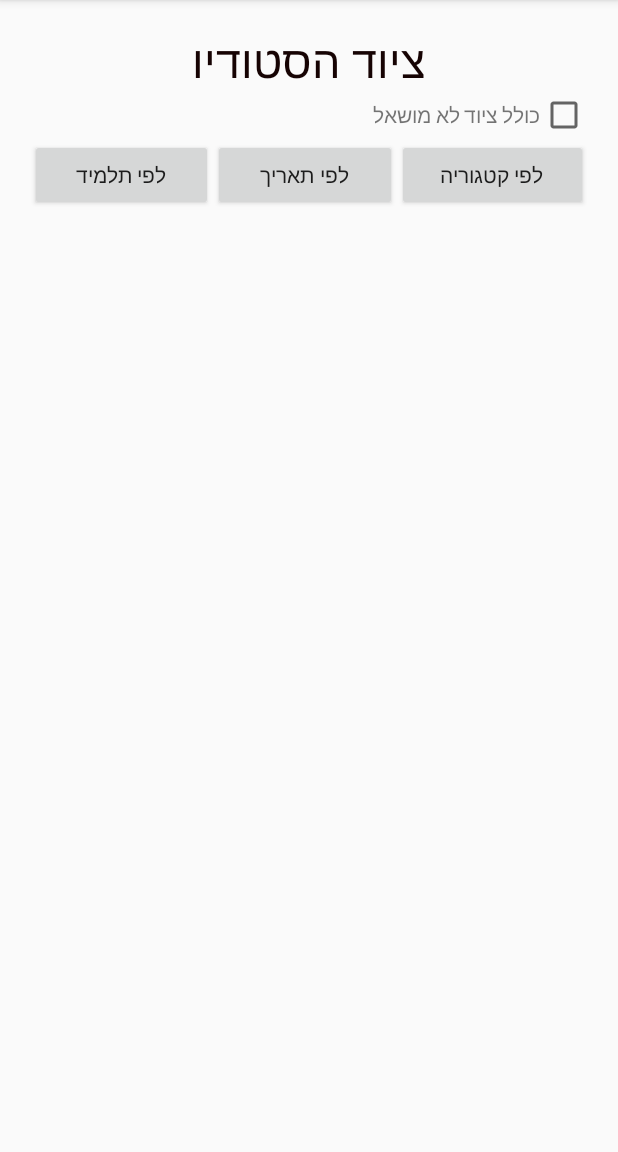
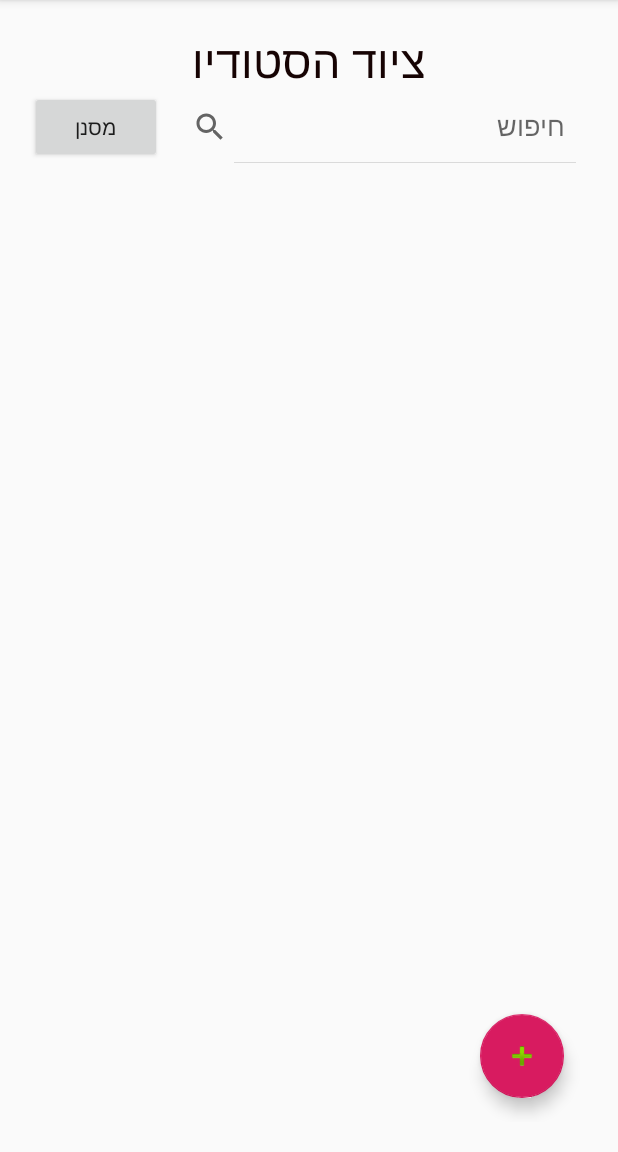
Before and after one commit to itaizelther/PhotoStudioGymnasia, an Android app: the TeachersActivity screen opened directly, with no data from a screen before it, on a phone screen of 412 x 824 dp, the part 84-1236 px from its top. Run offline under Robolectric (Android 15) with nearby library versions, the phone set to English and light mode, and no system bars; our stand-ins replace Firebase (no records; nobody signed in at launch, a user with empty details on screens opened directly).

Commit message:
Fixed teachers activity layout
- Added new file for the view list in the activity
- Added floating button and updated the list view parameters
- Made a simple data downloading process from firebase to all data

```diff
--- a/app/src/main/java/il/appclass/zelther/photostudiogymnasia/TeachersActivity.java
+++ b/app/src/main/java/il/appclass/zelther/photostudiogymnasia/TeachersActivity.java
@@ -1,13 +1,92 @@
 package il.appclass.zelther.photostudiogymnasia;
 
+import android.support.design.widget.FloatingActionButton;
 import android.support.v7.app.AppCompatActivity;
 import android.os.Bundle;
+import android.view.View;
+import android.view.ViewGroup;
+import android.view.animation.Animation;
+import android.view.animation.RotateAnimation;
+import android.widget.ArrayAdapter;
+import android.widget.ImageView;
+import android.widget.ListView;
+import android.widget.SearchView;
+import android.widget.TextView;
+
+import com.google.android.gms.tasks.OnSuccessListener;
+import com.google.firebase.firestore.DocumentSnapshot;
+import com.google.firebase.firestore.FirebaseFirestore;
+import com.google.firebase.firestore.QuerySnapshot;
+
+import java.util.ArrayList;
 
 public class TeachersActivity extends AppCompatActivity {
+
+
+    private FloatingActionButton btnAddItem;
+    private ListView lvTeachers;
+    private SearchView searchTeachers;
+    private FirebaseFirestore db;
+    private ArrayAdapter<StudioItem> listAdapater;
+    private View animLoading;
 
     @Override
     protected void onCreate(Bundle savedInstanceState) {
         super.onCreate(savedInstanceState);
         setContentView(R.layout.activity_teachers);
+
+        lvTeachers = findViewById(R.id.lvTeachers);
+        btnAddItem = findViewById(R.id.btnAddItem);
+        searchTeachers = findViewById(R.id.searchTeachers);
+        animLoading = findViewById(R.id.animLoading);
+
+        animLoadingSwitch(true);
+
+        listAdapater = new ArrayAdapter<StudioItem>(this, R.layout.listview_teachers, R.id.teacherListTitle, new ArrayList<StudioItem>()) {
+            @Override
+            public View getView(int position, View convertView, ViewGroup parent) {
+                View view = super.getView(position, convertView, parent);
+
+                StudioItem studioItem = listAdapater.getItem(position);
+                TextView textTitle = view.findViewById(R.id.teacherListTitle);
+                TextView textSubtitle = view.findViewById(R.id.teacherListSubtitle);
+                ImageView icon = view.findViewById(R.id.teacherListIcon);
+
+                textTitle.setText(studioItem.toString());
+                textSubtitle.setText("subtitle");
+                icon.setImageResource(getResources().getIdentifier(studioItem.getType(),"drawable",getPackageName()));
+                return view;
+            }
+        };
+        lvTeachers.setAdapter(listAdapater);
+
+        db = FirebaseFirestore.getInstance();
+
+        db.collection("equipment").orderBy("type").get().addOnSuccessListener(new OnSuccessListener<QuerySnapshot>() {
+            @Override
+            public void onSuccess(QuerySnapshot queryDocumentSnapshots) {
+                animLoadingSwitch(false);
+                for(DocumentSnapshot ds : queryDocumentSnapshots.getDocuments()) {
+                    listAdapater.add(ds.toObject(StudioItem.class).withId(ds.getId()));
+                }
+            }
+        });
+    }
+
+    private void animLoadingSwitch(boolean on) {
+        if(on) {
+            RotateAnimation rotateAnimation = new RotateAnimation(0,360, Animation.RELATIVE_TO_SELF,0.5f,Animation.RELATIVE_TO_SELF,0.5f);
+            rotateAnimation.setDuration(4000);
+            rotateAnimation.setRepeatCount(Animation.INFINITE);
+            animLoading.startAnimation(rotateAnimation);
+            animLoading.setVisibility(View.VISIBLE);
+        } else {
+            animLoading.clearAnimation();
+            animLoading.setVisibility(View.GONE);
+        }
+    }
+
+    public void filterButton(View v) {
+        //TODO make filter dialog
     }
 }
--- a/app/src/main/res/layout/activity_teachers.xml
+++ b/app/src/main/res/layout/activity_teachers.xml
@@ -17,53 +17,52 @@
         android:textColor="#160303" />
 
     <LinearLayout
-        android:layout_width="wrap_content"
-        android:layout_height="wrap_content"
-        android:layout_gravity="right">
-
-        <TextView
-            android:layout_width="wrap_content"
-            android:layout_height="wrap_content"
-            android:text="כולל ציוד לא מושאל"/>
-
-        <CheckBox
-            android:layout_width="wrap_content"
-            android:layout_height="wrap_content"/>
-
-
-    </LinearLayout>
-
-    <LinearLayout
         android:layout_width="match_parent"
-        android:layout_height="wrap_content"
-        android:weightSum="3">
+        android:layout_height="wrap_content">
 
         <Button
             android:layout_width="wrap_content"
             android:layout_height="wrap_content"
-            android:layout_weight="1"
-            android:text="לפי תלמיד"/>
+            android:text="מסנן"
+            android:onClick="filterButton"/>
 
-        <Button
-            android:layout_width="wrap_content"
+        <SearchView
+            android:layout_width="match_parent"
             android:layout_height="wrap_content"
-            android:layout_weight="1"
-            android:text="לפי תאריך"/>
+            android:iconifiedByDefault="false"
+            android:queryHint="חיפוש"
+            android:id="@+id/searchTeachers">
 
-        <Button
-            android:layout_width="wrap_content"
-            android:layout_height="wrap_content"
-            android:layout_weight="1"
-            android:text="לפי קטגוריה"/>
+        </SearchView>
 
     </LinearLayout>
 
-    <ScrollView
+    <FrameLayout
         android:layout_width="match_parent"
         android:layout_height="match_parent">
 
+        <ListView
+            android:layout_width="match_parent"
+            android:layout_height="match_parent"
+            android:id="@+id/lvTeachers"/>
+
+        <View
+            android:layout_width="50dp"
+            android:layout_height="50dp"
+            android:layout_gravity="center"
+            android:background="@android:color/darker_gray"
+            android:id="@+id/animLoading"/>
+
+        <android.support.design.widget.FloatingActionButton
+            android:layout_width="wrap_content"
+            android:layout_height="wrap_content"
+            android:layout_gravity="end|bottom"
+            android:layout_margin="@dimen/fab_margin"
+            android:src="@android:drawable/ic_input_add"
+            android:id="@+id/btnAddItem"/>
 
 
-    </ScrollView>
+    </FrameLayout>
+
 
 </LinearLayout>
--- /dev/null
+++ b/app/src/main/res/layout/listview_teachers.xml
@@ -0,0 +1,32 @@
+<?xml version="1.0" encoding="utf-8"?>
+<LinearLayout
+    xmlns:android="http://schemas.android.com/apk/res/android" android:layout_width="match_parent"
+    android:layout_height="match_parent">
+
+    <ImageView
+        android:layout_width="60dp"
+        android:layout_height="60dp"
+        android:padding="10dp"
+        android:id="@+id/teacherListIcon"/>
+
+    <LinearLayout
+        android:layout_width="wrap_content"
+        android:layout_height="wrap_content"
+        android:orientation="vertical">
+
+        <TextView
+            android:layout_width="wrap_content"
+            android:layout_height="wrap_content"
+            android:id="@+id/teacherListTitle"
+            android:textSize="15sp"
+            android:textStyle="bold"/>
+
+        <TextView
+            android:layout_width="wrap_content"
+            android:layout_height="wrap_content"
+            android:id="@+id/teacherListSubtitle"
+            android:textSize="12sp"/>
+
+    </LinearLayout>
+
+</LinearLayout>
```
